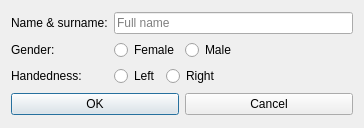
Qt form Interface/InitialUserInfo.ui (luckyLukac/CharacterDatasetCreator) before a commit.
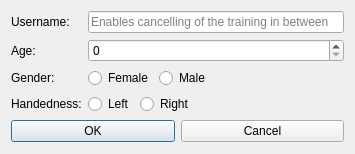
The same form after that commit.

```diff
--- a/Interface/InitialUserInfo.ui
+++ b/Interface/InitialUserInfo.ui
@@ -6,20 +6,20 @@
    <rect>
     <x>0</x>
     <y>0</y>
-    <width>364</width>
-    <height>128</height>
+    <width>355</width>
+    <height>154</height>
    </rect>
   </property>
   <property name="minimumSize">
    <size>
     <width>250</width>
-    <height>128</height>
+    <height>150</height>
    </size>
   </property>
   <property name="maximumSize">
    <size>
-    <width>16777215</width>
-    <height>128</height>
+    <width>355</width>
+    <height>154</height>
    </size>
   </property>
   <property name="windowTitle">
@@ -28,31 +28,28 @@
   <layout class="QVBoxLayout" name="verticalLayout">
    <item>
     <layout class="QGridLayout" name="gridLayout">
+     <item row="3" column="0">
+      <widget class="QLabel" name="label_3">
+       <property name="text">
+        <string>Handedness:</string>
+       </property>
+      </widget>
+     </item>
      <item row="0" column="0">
       <widget class="QLabel" name="label">
        <property name="text">
-        <string>Name &amp; surname:</string>
-       </property>
-      </widget>
-     </item>
-     <item row="0" column="1">
-      <widget class="QLineEdit" name="leName">
-       <property name="inputMask">
-        <string/>
-       </property>
-       <property name="placeholderText">
-        <string>Full name</string>
+        <string>Username:</string>
        </property>
       </widget>
      </item>
      <item row="1" column="0">
-      <widget class="QLabel" name="label_2">
+      <widget class="QLabel" name="label_4">
        <property name="text">
-        <string>Gender:</string>
+        <string>Age:</string>
        </property>
       </widget>
      </item>
-     <item row="1" column="1">
+     <item row="2" column="2">
       <layout class="QHBoxLayout" name="horizontalLayout">
        <item>
         <widget class="QRadioButton" name="rbGenderFemale">
@@ -89,14 +86,7 @@
        </item>
       </layout>
      </item>
-     <item row="2" column="0">
-      <widget class="QLabel" name="label_3">
-       <property name="text">
-        <string>Handedness:</string>
-       </property>
-      </widget>
-     </item>
-     <item row="2" column="1">
+     <item row="3" column="2">
       <layout class="QHBoxLayout" name="horizontalLayout_2">
        <item>
         <widget class="QRadioButton" name="rbHandednessLeft">
@@ -133,6 +123,51 @@
        </item>
       </layout>
      </item>
+     <item row="2" column="0">
+      <widget class="QLabel" name="label_2">
+       <property name="text">
+        <string>Gender:</string>
+       </property>
+      </widget>
+     </item>
+     <item row="0" column="2">
+      <widget class="QLineEdit" name="leUsername">
+       <property name="inputMask">
+        <string/>
+       </property>
+       <property name="placeholderText">
+        <string>Enables cancelling of the training in between</string>
+       </property>
+      </widget>
+     </item>
+     <item row="1" column="2">
+      <widget class="QSpinBox" name="sbxAge">
+       <property name="minimumSize">
+        <size>
+         <width>0</width>
+         <height>0</height>
+        </size>
+       </property>
+       <property name="maximumSize">
+        <size>
+         <width>16777215</width>
+         <height>16777215</height>
+        </size>
+       </property>
+       <property name="minimum">
+        <number>0</number>
+       </property>
+       <property name="maximum">
+        <number>150</number>
+       </property>
+       <property name="singleStep">
+        <number>1</number>
+       </property>
+       <property name="value">
+        <number>0</number>
+       </property>
+      </widget>
+     </item>
     </layout>
    </item>
    <item>
```
